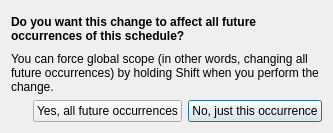
This is qt/ui/schedule_scope_dialog.ui in Mouchnino/moneyguru as Qt 5 draws it before an edit. The edited form follows.
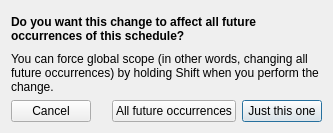
This is the edited form.

Commit message: [#82 state:fixed] Added the possibility to cancel schedule edition in the scope dialog.

Patch:
```diff
--- a/qt/ui/schedule_scope_dialog.ui
+++ b/qt/ui/schedule_scope_dialog.ui
@@ -42,6 +42,16 @@
    </item>
    <item>
     <layout class="QHBoxLayout" name="horizontalLayout">
+     <item>
+      <widget class="QPushButton" name="cancelButton">
+       <property name="text">
+        <string>Cancel</string>
+       </property>
+       <property name="shortcut">
+        <string>Esc</string>
+       </property>
+      </widget>
+     </item>
      <item>
       <spacer name="horizontalSpacer">
        <property name="orientation">
@@ -58,7 +68,7 @@
      <item>
       <widget class="QPushButton" name="pushButton">
        <property name="text">
-        <string>Yes, all future occurrences</string>
+        <string>All future occurrences</string>
        </property>
        <property name="autoDefault">
         <bool>false</bool>
@@ -68,7 +78,7 @@
      <item>
       <widget class="QPushButton" name="pushButton_2">
        <property name="text">
-        <string>No, just this occurrence</string>
+        <string>Just this one</string>
        </property>
        <property name="autoDefault">
         <bool>false</bool>
```
Left out of the diff: 39 changed lines with no effect on the pictures. The commit also changes 7 other files.
